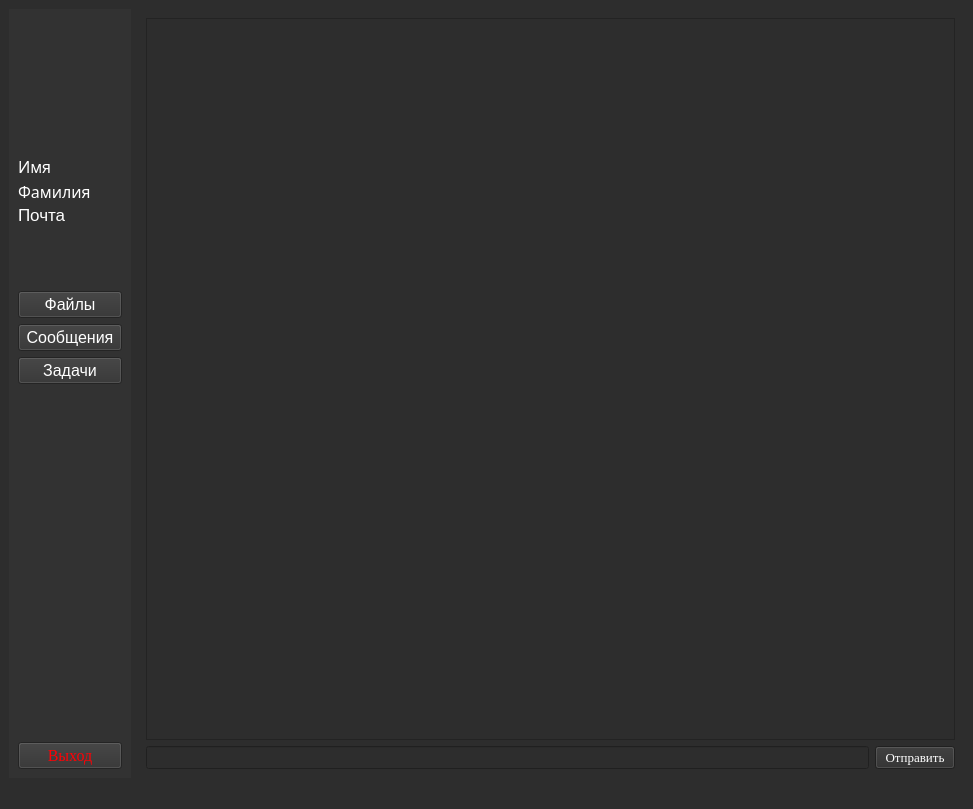
The window that Client/Application01/secondwindow.ui (SuperSLD/TeamHomework) describes before a commit, drawn with Qt 5.
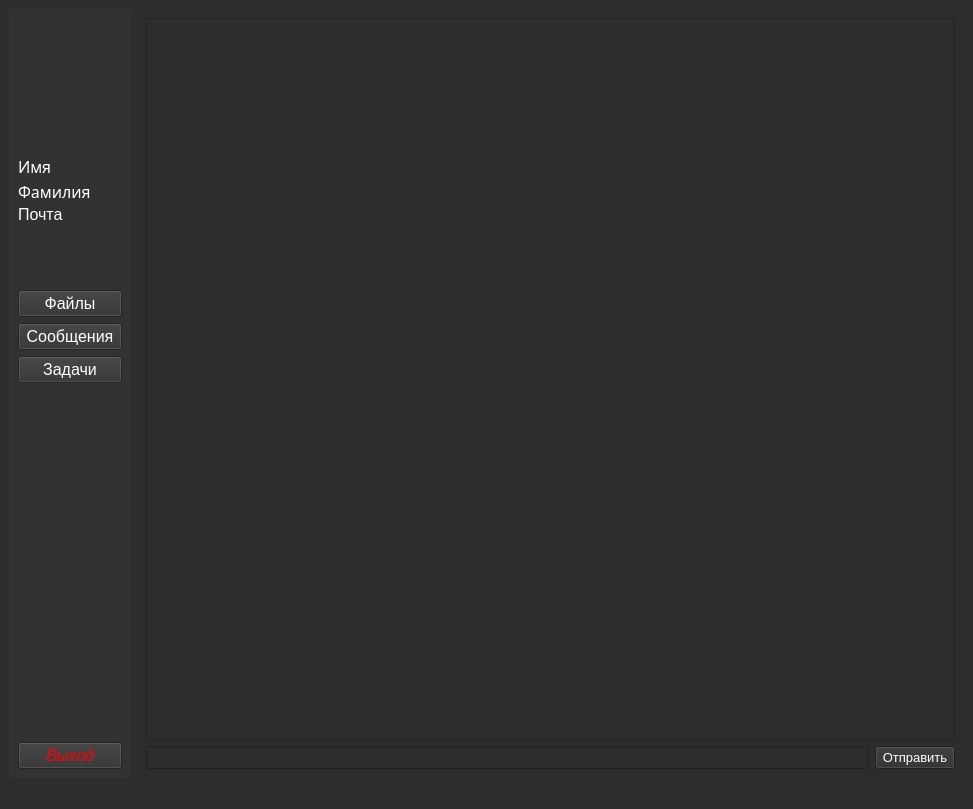
The same window after the commit. Icons and pictures are not drawn.

Commit message: Ещё Arial.

```diff
--- a/Client/Application01/secondwindow.ui
+++ b/Client/Application01/secondwindow.ui
@@ -152,7 +152,7 @@
            <property name="font">
             <font>
              <family>Arial</family>
-             <pointsize>13</pointsize>
+             <pointsize>12</pointsize>
             </font>
            </property>
            <property name="styleSheet">
@@ -245,8 +245,9 @@
         <widget class="QPushButton" name="pushButton_2">
          <property name="font">
           <font>
-           <family>Times New Roman</family>
+           <family>Arial</family>
            <pointsize>12</pointsize>
+           <italic>true</italic>
           </font>
          </property>
          <property name="styleSheet">
@@ -346,7 +347,7 @@
          <widget class="QPushButton" name="pushButton_5">
           <property name="font">
            <font>
-            <family>Times New Roman</family>
+            <family>Arial</family>
             <pointsize>10</pointsize>
            </font>
           </property>
```
The commit also changes 5 other files.
